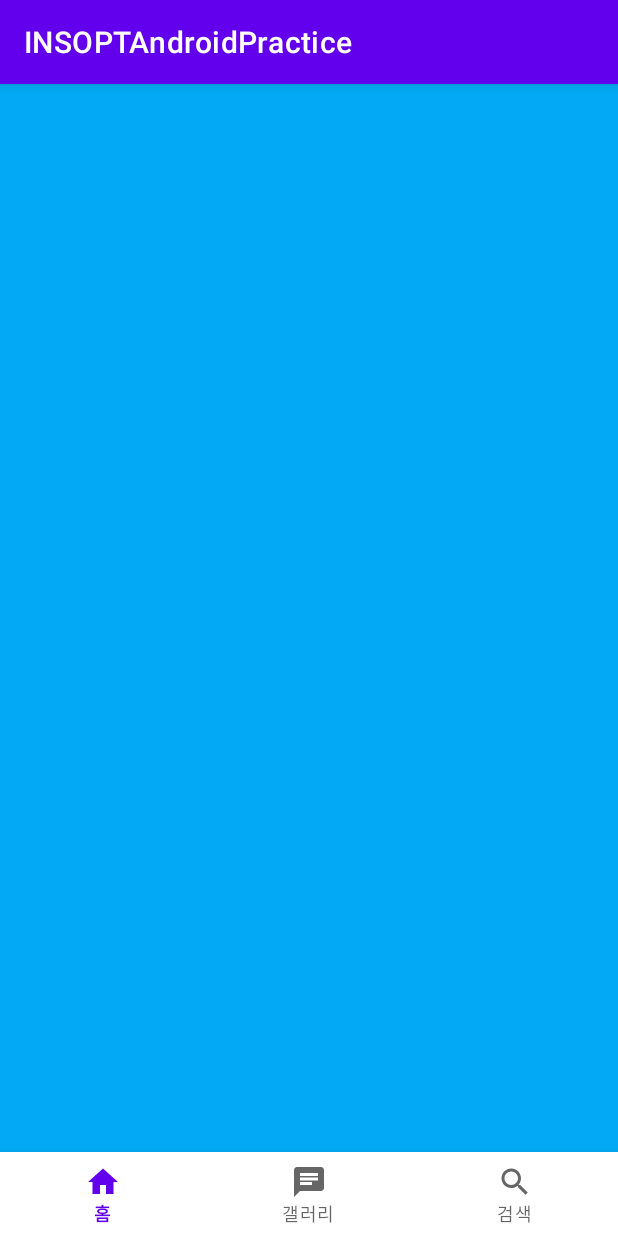
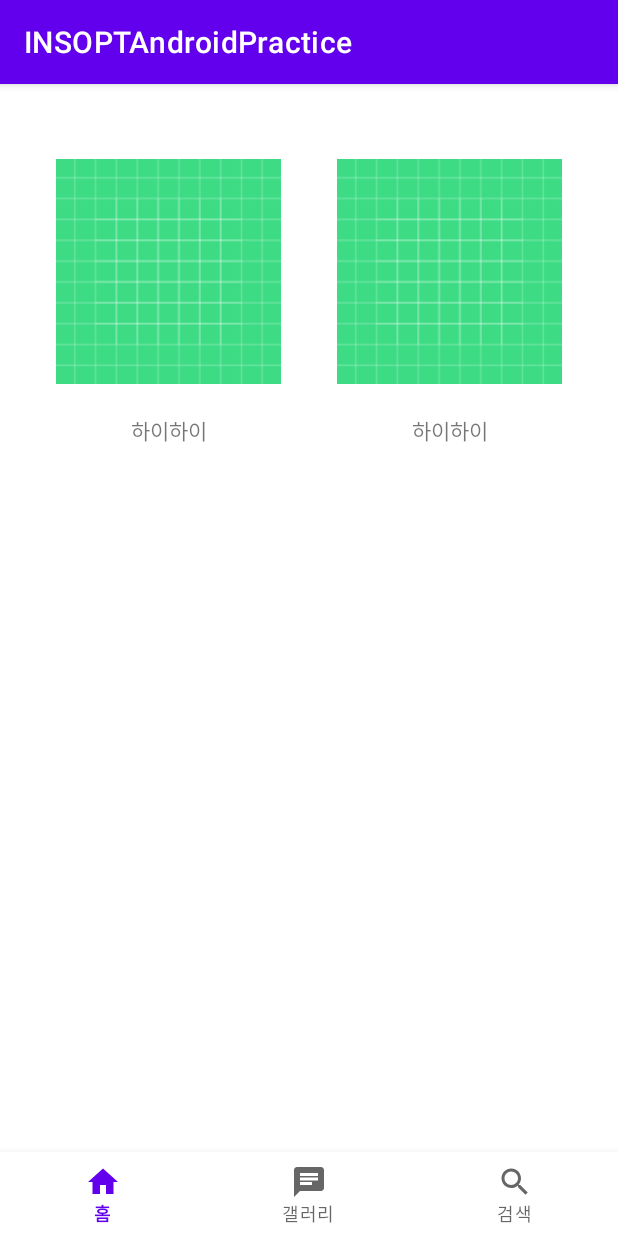
Before and after one commit to IN-SOPT-ANDROID/suhyeon-lee, an Android app: the fragment GalleryFragment placed in its activity, on a phone screen of 412 x 824 dp. Run offline under Robolectric (Android 15) with nearby library versions, the phone set to English and light mode, and no system bars; libraries missing offline, so code that uses them is left out: com.jakewharton.retrofit2; pictures from the network do not load.

Commit message:
4차 과제 완료, 7차 세미나 실습
GalleryFragment에 photoPicker - PickVisualMedia

```diff
--- a/app/build.gradle
+++ b/app/build.gradle
@@ -66,4 +66,10 @@ dependencies {
     // 서버에서 이미지 불러오기 위한 Glide
     implementation 'com.github.bumptech.glide:glide:4.14.2'
     annotationProcessor 'com.github.bumptech.glide:compiler:4.14.2'
+
+    // Coil
+    implementation("io.coil-kt:coil:2.2.2")
+
+    // PickMultipleVisualMedia
+    implementation "androidx.activity:activity-ktx:1.6.1"
 }
--- a/app/src/main/AndroidManifest.xml
+++ b/app/src/main/AndroidManifest.xml
@@ -5,6 +5,7 @@
 
     <!-- 인터넷 권한 획득 -->
     <uses-permission android:name="android.permission.INTERNET" />
+    <uses-permission android:name="android.permission.READ_EXTERNAL_STORAGE" />
 
     <application
         android:allowBackup="true"
@@ -19,7 +20,12 @@
         tools:targetApi="31" >
         <activity
             android:name=".HomeActivity"
-            android:exported="true" />
+            android:exported="true" >
+        <intent-filter>
+            <action android:name="android.intent.action.MAIN" />
+            <category android:name="android.intent.category.LAUNCHER" />
+        </intent-filter>
+        </activity>
         <activity
             android:name=".SignupActivity"
             android:exported="true" />
@@ -28,10 +34,6 @@
             <meta-data
                 android:name="android.app.lib_name"
                 android:value="" />
-            <intent-filter>
-                <action android:name="android.intent.action.MAIN" />
-                <category android:name="android.intent.category.LAUNCHER" />
-            </intent-filter>
         </activity>
     </application>
 
--- a/app/src/main/java/org/sopt/sample/gallery/GalleryFragment.kt
+++ b/app/src/main/java/org/sopt/sample/gallery/GalleryFragment.kt
@@ -1,20 +1,58 @@
 package org.sopt.sample.gallery
 
 import android.os.Bundle
+import android.util.Log
 import android.view.LayoutInflater
 import android.view.View
 import android.view.ViewGroup
+import androidx.activity.result.PickVisualMediaRequest
+import androidx.activity.result.contract.ActivityResultContracts
 import androidx.fragment.app.Fragment
+import coil.load
 import org.sopt.sample.R
+import org.sopt.sample.databinding.FragmentGalleryBinding
 
 class GalleryFragment: Fragment() {
+    private var _binding: FragmentGalleryBinding? = null
+    private val binding: FragmentGalleryBinding
+        get() = checkNotNull(_binding)
+
+    /* 7주차 세미나
+    private val launcher = registerForActivityResult(ActivityResultContracts.GetContent()) {
+        binding.imageView.load(it)
+    }
+    */
+
+    // Registers a photo picker activity launcher in single-select mode.
+    val pickMedia = registerForActivityResult(ActivityResultContracts.PickMultipleVisualMedia(3)) { uri ->
+        // Callback is invoked after the user selects a media item or closes the
+        // photo picker.
+        if (uri != null) {
+            Log.d("PhotoPicker", "Selected URI: $uri")
+            binding.imageView.load(uri[0])
+            binding.imageView2.load(uri[1])
+        } else {
+            Log.d("PhotoPicker", "No media selected")
+        }
+    }
 
     override fun onCreateView(
         inflater: LayoutInflater,
         container: ViewGroup?,
         savedInstanceState: Bundle?
     ): View? {
-        return inflater.inflate(R.layout.fragment_gallery, container, false);
+        _binding = FragmentGalleryBinding.inflate(inflater, container, false)
+        return binding.root
+    }
+
+    override fun onViewCreated(view: View, savedInstanceState: Bundle?) {
+        super.onViewCreated(view, savedInstanceState)
+        binding.imageView.setOnClickListener {
+            //launcher.launch("image/*")
+
+            // Launch the photo picker and allow the user to choose images and videos.
+            pickMedia.launch(PickVisualMediaRequest(ActivityResultContracts.PickVisualMedia.ImageAndVideo))
+        }
     }
 
 }
--- a/app/src/main/res/layout/fragment_gallery.xml
+++ b/app/src/main/res/layout/fragment_gallery.xml
@@ -1,7 +1,49 @@
 <?xml version="1.0" encoding="utf-8"?>
 <androidx.constraintlayout.widget.ConstraintLayout xmlns:android="http://schemas.android.com/apk/res/android"
+    xmlns:app="http://schemas.android.com/apk/res-auto"
     android:layout_width="match_parent"
-    android:layout_height="match_parent"
-    android:background="#03A9F4">
+    android:layout_height="match_parent" >
+
+    <ImageView
+        android:id="@+id/imageView"
+        android:layout_width="150dp"
+        android:layout_height="150dp"
+        android:layout_marginTop="50dp"
+        android:src="@drawable/ic_launcher_background"
+        app:layout_constraintEnd_toStartOf="@+id/imageView2"
+        app:layout_constraintStart_toStartOf="parent"
+        app:layout_constraintTop_toTopOf="parent" />
+
+    <TextView
+        android:id="@+id/textView"
+        android:layout_width="wrap_content"
+        android:layout_height="wrap_content"
+        android:text="하이하이"
+        android:layout_marginTop="20dp"
+        app:layout_constraintEnd_toEndOf="@+id/imageView"
+        app:layout_constraintStart_toStartOf="@+id/imageView"
+        app:layout_constraintTop_toBottomOf="@+id/imageView" />
+
+    <ImageView
+        android:id="@+id/imageView2"
+        android:layout_width="150dp"
+        android:layout_height="150dp"
+        android:layout_marginTop="50dp"
+        app:layout_constraintEnd_toEndOf="parent"
+        app:layout_constraintStart_toEndOf="@id/imageView"
+        app:layout_constraintTop_toTopOf="parent"
+        android:src="@drawable/ic_launcher_background" />
+
+    <TextView
+        android:id="@+id/textView2"
+        android:layout_width="wrap_content"
+        android:layout_height="wrap_content"
+        android:text="하이하이"
+        android:layout_marginTop="20dp"
+        app:layout_constraintEnd_toEndOf="@+id/imageView2"
+        app:layout_constraintStart_toStartOf="@+id/imageView2"
+        app:layout_constraintTop_toBottomOf="@+id/imageView2" />
+
+
 
 </androidx.constraintlayout.widget.ConstraintLayout>
```
